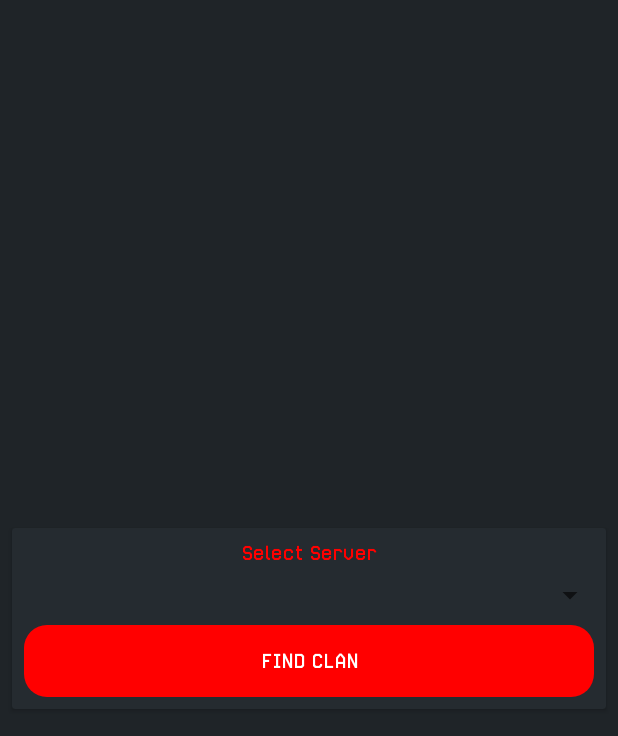
After one commit to marcelonomad/WFStats, an Android app: the layout activity_clan_top100.xml on its own in the app's theme, with its tools: preview values and no code run, on a phone screen of 412 x 824 dp. The commit adds this screen. Shown: the top 736 px of the screen. Run offline under Robolectric (Android 15) with nearby library versions, the phone set to English and light mode, and no system bars.

Commit message:
clan top 100

```diff
--- a/app/src/main/AndroidManifest.xml
+++ b/app/src/main/AndroidManifest.xml
@@ -12,7 +12,8 @@
         android:supportsRtl="true"
         android:theme="@style/AppTheme"
         android:usesCleartextTraffic="true">
-        <activity android:name=".ui.ClanStats"></activity>
+        <activity android:name=".ui.ClanTop100"></activity>
+        <activity android:name=".ui.ClanStats" />
         <activity android:name=".ui.PlayerStats" />
         <activity android:name=".ui.MainActivity">
             <intent-filter>
--- a/app/src/main/java/com/nomad/wfstats/models/interfaces/Endpoint.kt
+++ b/app/src/main/java/com/nomad/wfstats/models/interfaces/Endpoint.kt
@@ -1,6 +1,7 @@
 package com.nomad.wfstats.models.interfaces
 
 import com.nomad.wfstats.models.Clan
+import com.nomad.wfstats.models.ClanTop100
 import com.nomad.wfstats.models.Player
 import retrofit2.Call
 import retrofit2.http.GET
@@ -12,4 +13,9 @@ interface Endpoint {
 
     @GET("clan/members/")
     fun getClanMembers(@Query("server") server: Int, @Query("clan") clan: String): Call<Clan>
+
+    @GET("rating/clan/")
+    fun getClanTop100(@Query("server") server: Int): Call<List<ClanTop100>>
+
+
 }
--- a/app/src/main/java/com/nomad/wfstats/ui/MainActivity.kt
+++ b/app/src/main/java/com/nomad/wfstats/ui/MainActivity.kt
@@ -19,5 +19,9 @@ class MainActivity : AppCompatActivity() {
             val i = Intent(this, ClanStats::class.java)
             startActivity(i)
         }
+        btn_Clan_Top_100.setOnClickListener {
+            val i = Intent(this, ClanTop100::class.java)
+            startActivity(i)
+        }
     }
 }
--- /dev/null
+++ b/app/src/main/res/layout/activity_clan_top100.xml
@@ -0,0 +1,114 @@
+<?xml version="1.0" encoding="utf-8"?>
+<androidx.constraintlayout.widget.ConstraintLayout xmlns:android="http://schemas.android.com/apk/res/android"
+    xmlns:app="http://schemas.android.com/apk/res-auto"
+    xmlns:tools="http://schemas.android.com/tools"
+    android:layout_width="match_parent"
+    android:layout_height="match_parent"
+    android:background="@color/colorPrimary"
+    tools:context=".ui.ClanTop100">
+
+    <androidx.cardview.widget.CardView
+        android:id="@+id/crdClanTop100"
+        android:layout_width="match_parent"
+        android:layout_height="wrap_content"
+        android:layout_marginStart="8dp"
+        android:layout_marginTop="8dp"
+        android:layout_marginEnd="8dp"
+        android:background="@color/colorPrimary"
+        android:backgroundTint="@color/colorPrimaryLight"
+        app:layout_constraintEnd_toEndOf="parent"
+        app:layout_constraintStart_toStartOf="parent"
+        app:layout_constraintTop_toTopOf="parent"
+        tools:visibility="gone">
+
+        <TextView
+            android:id="@+id/lblClanTop100"
+            android:layout_width="match_parent"
+            android:layout_height="wrap_content"
+            android:text="@string/clantop100"
+            android:textAlignment="center"
+            android:textSize="18sp" />
+    </androidx.cardview.widget.CardView>
+
+    <androidx.recyclerview.widget.RecyclerView
+        android:id="@+id/rcvClanTop100"
+        android:layout_width="match_parent"
+        android:layout_height="0dp"
+        android:layout_marginTop="8dp"
+        app:layout_constraintBottom_toBottomOf="parent"
+        app:layout_constraintEnd_toEndOf="parent"
+        app:layout_constraintStart_toStartOf="parent"
+        app:layout_constraintTop_toBottomOf="@+id/crdClanTop100"
+        tools:listitem="@layout/item_clan_top_100"
+        tools:visibility="gone" />
+
+    <ProgressBar
+        android:id="@+id/pgbClanTop100"
+        style="@android:style/Widget.DeviceDefault.Light.ProgressBar.Large"
+        android:layout_width="wrap_content"
+        android:layout_height="wrap_content"
+        app:layout_constraintBottom_toBottomOf="parent"
+        app:layout_constraintEnd_toEndOf="parent"
+        app:layout_constraintStart_toStartOf="parent"
+        app:layout_constraintTop_toTopOf="parent"
+        tools:visibility="gone" />
+
+    <androidx.cardview.widget.CardView
+        android:id="@+id/crdFindClanTop100"
+        android:layout_width="match_parent"
+        android:layout_height="wrap_content"
+        android:backgroundTint="@color/colorPrimaryLight"
+        android:background="@color/colorPrimary"
+        android:layout_marginStart="8dp"
+        android:layout_marginTop="8dp"
+        android:layout_marginEnd="8dp"
+        android:layout_marginBottom="8dp"
+        app:layout_constraintBottom_toBottomOf="parent"
+        app:layout_constraintEnd_toEndOf="parent"
+        app:layout_constraintStart_toStartOf="parent"
+        app:layout_constraintTop_toTopOf="parent" >
+
+        <androidx.constraintlayout.widget.ConstraintLayout
+            android:layout_width="match_parent"
+            android:layout_height="match_parent">
+
+            <Button
+                android:id="@+id/btnFindClanTop100"
+                android:layout_width="0dp"
+                android:layout_height="wrap_content"
+                android:layout_marginStart="8dp"
+                android:layout_marginTop="8dp"
+                android:layout_marginEnd="8dp"
+                android:layout_marginBottom="8dp"
+                android:background="@drawable/rounded_button"
+                android:elevation="@dimen/cardview_default_elevation"
+                android:text="@string/find_clan"
+                android:textColor="@color/text"
+                app:layout_constraintBottom_toBottomOf="parent"
+                app:layout_constraintEnd_toEndOf="parent"
+                app:layout_constraintStart_toStartOf="parent"
+                app:layout_constraintTop_toBottomOf="@+id/spnClanTop100" />
+
+            <TextView
+                android:id="@+id/lblSelectServerTop100"
+                android:layout_width="wrap_content"
+                android:layout_height="wrap_content"
+                android:layout_marginTop="8dp"
+                android:text="@string/select_server"
+                android:textColor="@color/colorAccent"
+                app:layout_constraintEnd_toEndOf="parent"
+                app:layout_constraintStart_toStartOf="parent"
+                app:layout_constraintTop_toTopOf="parent" />
+
+            <Spinner
+                android:id="@+id/spnClanTop100"
+                android:layout_width="match_parent"
+                android:layout_height="wrap_content"
+                android:layout_marginTop="8dp"
+                app:layout_constraintEnd_toEndOf="parent"
+                app:layout_constraintStart_toStartOf="parent"
+                app:layout_constraintTop_toBottomOf="@id/lblSelectServerTop100" />
+        </androidx.constraintlayout.widget.ConstraintLayout>
+
+    </androidx.cardview.widget.CardView>
+</androidx.constraintlayout.widget.ConstraintLayout>
--- a/app/src/main/res/layout/item_clan_top_100.xml
+++ b/app/src/main/res/layout/item_clan_top_100.xml
@@ -30,7 +30,7 @@
                 android:layout_marginStart="8dp"
                 android:layout_marginTop="8dp"
                 android:text="@string/clan"
-                android:textColor="@color/text"
+                android:textColor="@color/colorAmber"
                 android:textSize="18sp"
                 app:layout_constraintStart_toStartOf="parent"
                 app:layout_constraintTop_toTopOf="parent" />
--- a/app/src/main/res/values/colors.xml
+++ b/app/src/main/res/values/colors.xml
@@ -6,4 +6,5 @@
     <color name="colorAccent">#FF0000</color>
     <color name="text">#FFFFFF</color>
     <color name="cardBackgroud">#30373d</color>
+    <color name="colorAmber">#FFC107</color>
 </resources>
--- a/app/src/main/res/values/strings.xml
+++ b/app/src/main/res/values/strings.xml
@@ -37,5 +37,7 @@
     <string name="melee_kills">Melee Kills</string>
     <string name="connection_lost">Connection Lost</string>
     <string name="clan_leader">Clan Leader</string>
-    <string name="clan_points">Clan Points</string>
+    <string name="clantop100">Top 100 Clans</string>
+    <string name="error_internet">There was an error, check your internet and try again</string>
+    <string name="members">Members</string>
 </resources>
```
Also changed, not shown: app/src/main/java/com/nomad/wfstats/models/ClanTop100.kt (+5 -5 lines), app/src/main/java/com/nomad/wfstats/models/adapters/ClanTop100Adapter.kt (added, +53 -0 lines), app/src/main/java/com/nomad/wfstats/ui/ClanTop100.kt (added, +100 -0 lines), app/src/main/res/layout/activity_clan_stats.xml (+4 -4 lines), app/src/main/res/layout/activity_main.xml (+16 -1 lines), 1 other file.
